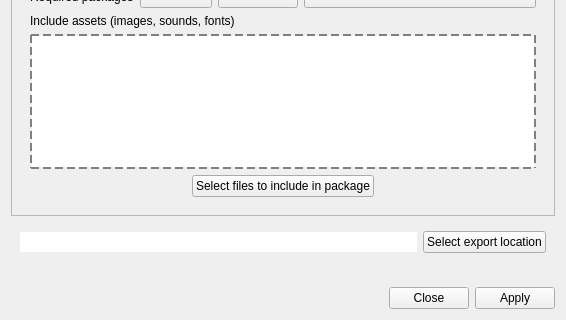
Above: src/ui/dlgPackageExporter.ui from Mudlet/Mudlet before the change; both pictures show x 0 to 566 and y 504 to 824 of the 566 by 824 pixel window. Below: the same form after it.
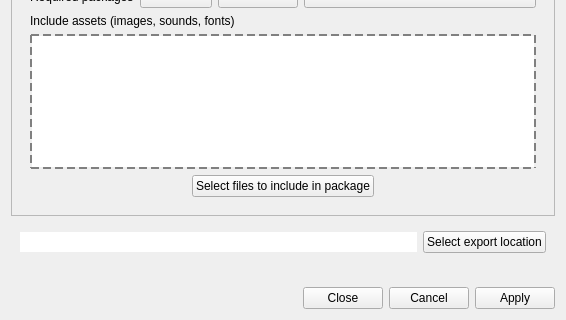
That is the form after the change.

Commit message: Add cancel button

The edit to the form file:
```diff
--- a/src/ui/dlgPackageExporter.ui
+++ b/src/ui/dlgPackageExporter.ui
@@ -431,7 +431,7 @@
    <item>
     <widget class="QDialogButtonBox" name="buttonBox">
      <property name="standardButtons">
-      <set>QDialogButtonBox::Apply|QDialogButtonBox::Close</set>
+      <set>QDialogButtonBox::Apply|QDialogButtonBox::Cancel|QDialogButtonBox::Close</set>
      </property>
     </widget>
    </item>
```
The commit also changes 2 other files.
